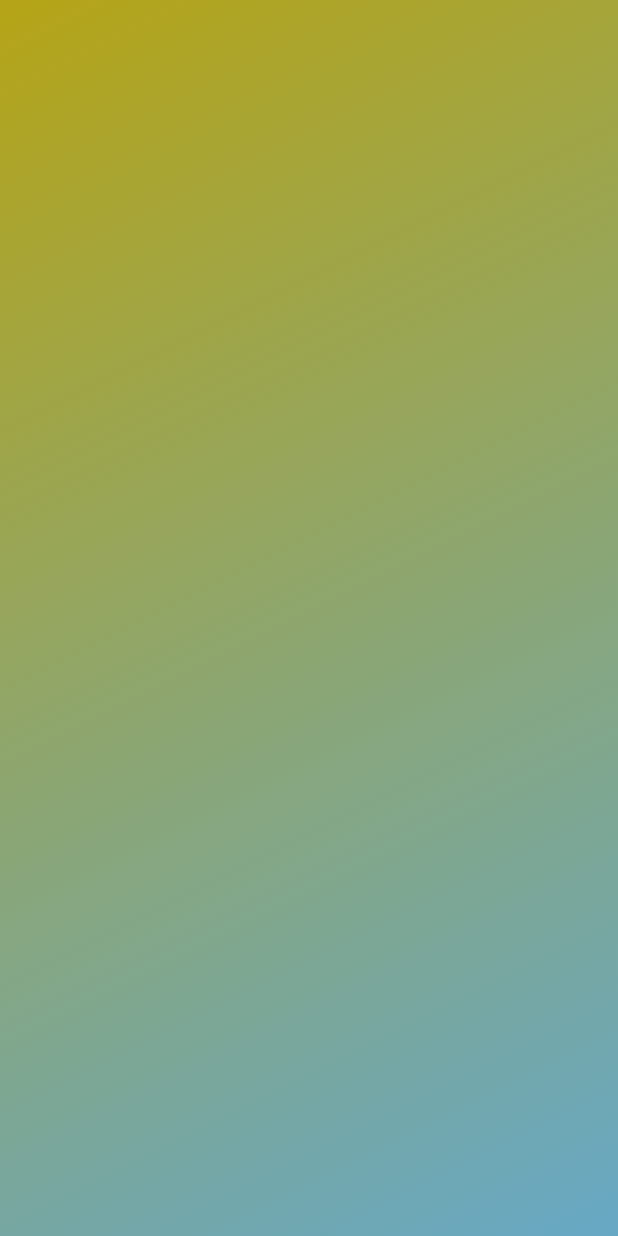
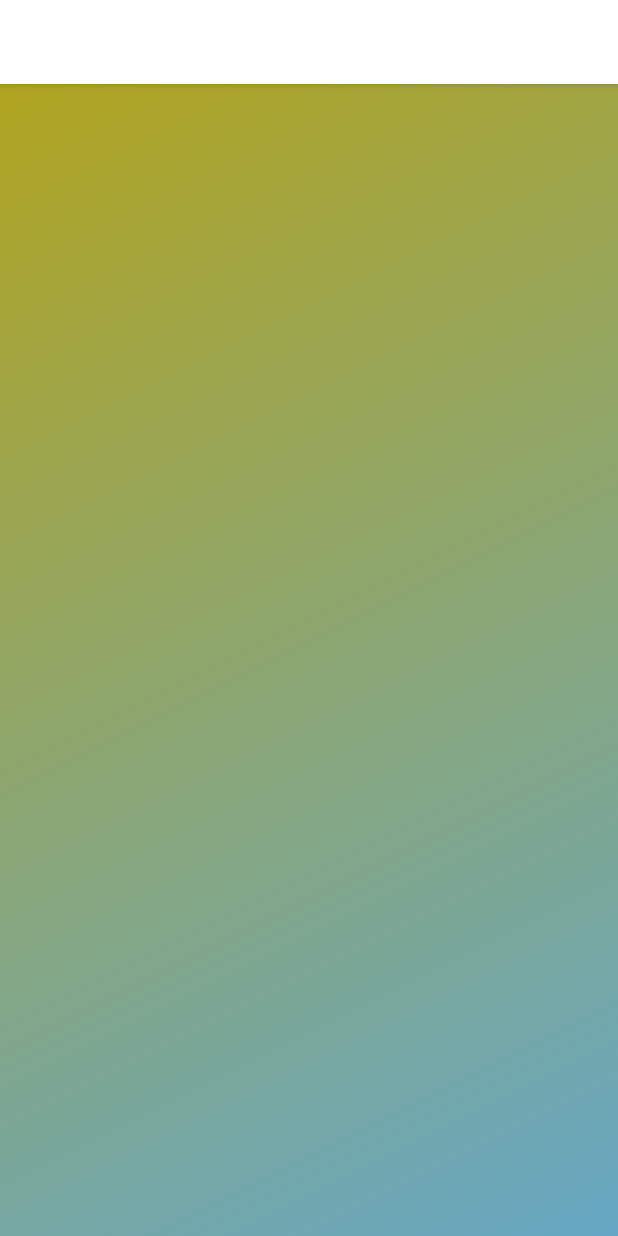
Before and after one commit to saityan/notes, an Android app: the layout activity_main.xml on its own in the app's theme, with its tools: preview values and no code run, on a phone screen of 412 x 824 dp. Run offline under Robolectric (Android 15) with nearby library versions, the phone set to English and light mode, and no system bars.

Commit message:
side menu added

```diff
--- a/app/src/main/AndroidManifest.xml
+++ b/app/src/main/AndroidManifest.xml
@@ -8,7 +8,7 @@
         android:label="@string/app_name"
         android:roundIcon="@mipmap/ic_launcher_round"
         android:supportsRtl="true"
-        android:theme="@style/Theme.Notes">
+        android:theme="@style/AppTheme">
         <activity
             android:name=".MainActivity"
             android:exported="true">
--- a/app/src/main/res/layout/activity_main.xml
+++ b/app/src/main/res/layout/activity_main.xml
@@ -1,16 +1,46 @@
 <?xml version="1.0" encoding="utf-8"?>
-<LinearLayout xmlns:android="http://schemas.android.com/apk/res/android"
+<androidx.drawerlayout.widget.DrawerLayout
+    xmlns:android="http://schemas.android.com/apk/res/android"
     xmlns:app="http://schemas.android.com/apk/res-auto"
     xmlns:tools="http://schemas.android.com/tools"
     android:layout_width="match_parent"
     android:layout_height="match_parent"
-    android:background="@drawable/gradient"
-    tools:context=".MainActivity">
+    tools:context=".MainActivity"
+    android:id="@+id/drawer_layout">
 
-    <FrameLayout
-        android:id="@+id/notes_container"
+    <androidx.coordinatorlayout.widget.CoordinatorLayout
         android:layout_width="match_parent"
+        android:layout_height="match_parent">
+
+        <com.google.android.material.appbar.AppBarLayout
+            android:layout_width="match_parent"
+            android:layout_height="wrap_content">
+
+            <androidx.appcompat.widget.Toolbar
+                android:id="@+id/main_toolbar"
+                android:layout_width="match_parent"
+                android:layout_height="?attr/actionBarSize"
+                android:background="@color/white">
+
+            </androidx.appcompat.widget.Toolbar>
+
+        </com.google.android.material.appbar.AppBarLayout>
+
+        <include
+            layout="@layout/activity_notes"
+            android:layout_width="match_parent"
+            android:layout_height="match_parent" />
+
+    </androidx.coordinatorlayout.widget.CoordinatorLayout>
+
+    <com.google.android.material.navigation.NavigationView
+        android:layout_width="wrap_content"
         android:layout_height="match_parent"
-        android:orientation="vertical" />
+        app:menu="@menu/nav_menu"
+        android:id="@+id/nav_view"
+        android:layout_gravity="start"
+        app:headerLayout="@layout/nav_header_layout">
 
-</LinearLayout>
+    </com.google.android.material.navigation.NavigationView>
+
+</androidx.drawerlayout.widget.DrawerLayout>
--- /dev/null
+++ b/app/src/main/res/layout/activity_notes.xml
@@ -0,0 +1,19 @@
+<?xml version="1.0" encoding="utf-8"?>
+<LinearLayout xmlns:android="http://schemas.android.com/apk/res/android"
+    android:layout_width="match_parent"
+    android:layout_height="match_parent"
+    android:background="@drawable/gradient">
+
+    <FrameLayout
+        android:id="@+id/app_bar"
+        android:layout_width="wrap_content"
+        android:layout_height="wrap_content"
+        android:orientation="vertical" />
+
+    <FrameLayout
+        android:id="@+id/notes_container"
+        android:layout_width="match_parent"
+        android:layout_height="match_parent"
+        android:orientation="vertical" />
+
+</LinearLayout>
--- /dev/null
+++ b/app/src/main/res/layout/drawer_header.xml
@@ -0,0 +1,6 @@
+<?xml version="1.0" encoding="utf-8"?>
+<androidx.constraintlayout.widget.ConstraintLayout xmlns:android="http://schemas.android.com/apk/res/android"
+    android:layout_width="match_parent"
+    android:layout_height="match_parent">
+
+</androidx.constraintlayout.widget.ConstraintLayout>
--- /dev/null
+++ b/app/src/main/res/menu/nav_menu.xml
@@ -0,0 +1,18 @@
+<?xml version="1.0" encoding="utf-8"?>
+<menu xmlns:android="http://schemas.android.com/apk/res/android">
+    <item android:title="@string/main_menu">
+        <menu>
+            <item
+            android:id="@+id/action_settings"
+            android:icon="@android:drawable/ic_menu_preferences"
+            android:orderInCategory="1"
+            android:title="@string/settings" />
+
+            <item
+            android:id="@+id/action_about"
+            android:icon="@android:drawable/ic_menu_agenda"
+            android:orderInCategory="2"
+            android:title="@string/about_application" />
+        </menu>
+    </item>
+</menu>
--- a/app/src/main/res/values/colors.xml
+++ b/app/src/main/res/values/colors.xml
@@ -7,4 +7,7 @@
     <color name="teal_700">#FF018786</color>
     <color name="black">#FF000000</color>
     <color name="white">#FFFFFFFF</color>
+    <color name="colorPrimary">#FF2E007D</color>
+    <color name="colorPrimaryDark">#FF1E007D</color>
+    <color name="colorAccent">#5B2891</color>
 </resources>
--- a/app/src/main/res/values/strings.xml
+++ b/app/src/main/res/values/strings.xml
@@ -1,3 +1,8 @@
 <resources>
     <string name="app_name">notes</string>
+    <string name="settings">Settings</string>
+    <string name="about_application">About application</string>
+    <string name="openNavDrawer">Navigation Drawer Open</string>
+    <string name="closeNavDrawer">Navigation Drawer Close</string>
+    <string name="main_menu">MAIN MENU</string>
 </resources>
--- /dev/null
+++ b/app/src/main/res/values/styles.xml
@@ -0,0 +1,8 @@
+<?xml version="1.0" encoding="utf-8"?>
+<resources>
+    <style name="AppTheme" parent="Theme.MaterialComponents.Light.NoActionBar">
+        <item name="colorPrimary">@color/colorPrimary</item>
+        <item name="colorPrimaryDark">@color/colorPrimaryDark</item>
+        <item name="colorAccent">@color/colorAccent</item>
+    </style>
+</resources>
```
Also changed, not shown: app/src/main/java/ru/geekbrains/notes/MainActivity.java (+42 -1 lines), app/src/main/res/layout/nav_header_layout.xml (added, +28 -0 lines), app/src/main/res/drawable/ttt.jpg (added), app/src/main/res/layout-land/activity_notes.xml (renamed from app/src/main/res/layout-land/activity_main.xml).
